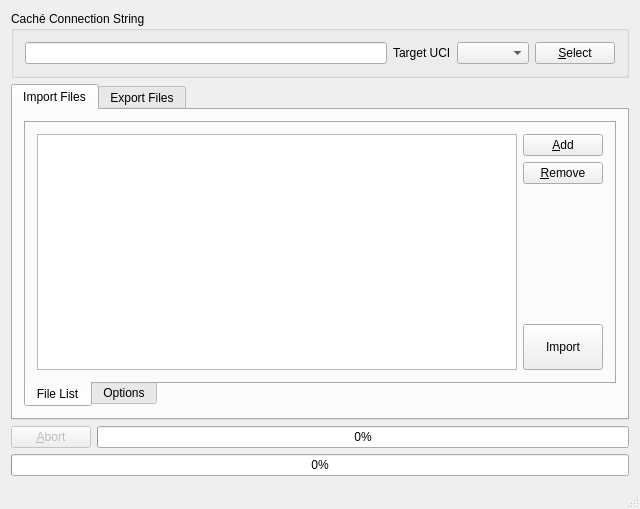
Qt form QtCacheTool/mainwindow.ui (entwickler42/QtCache) before a commit.
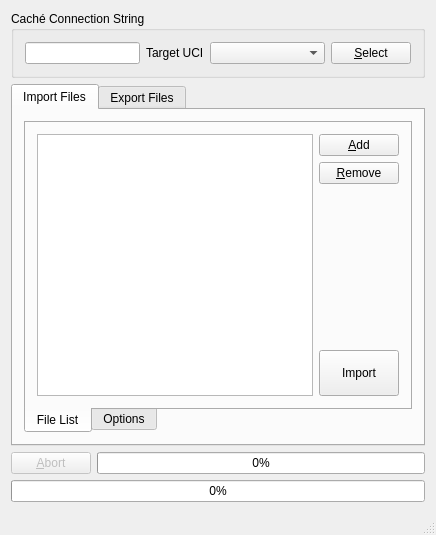
The same form after that commit. Icons and pictures are not drawn.

Commit message: Removed UI size constraints

Diff of the .ui file:
```diff
--- a/QtCacheTool/mainwindow.ui
+++ b/QtCacheTool/mainwindow.ui
@@ -6,8 +6,8 @@
    <rect>
     <x>0</x>
     <y>0</y>
-    <width>640</width>
-    <height>480</height>
+    <width>436</width>
+    <height>535</height>
    </rect>
   </property>
   <property name="windowTitle">
@@ -42,7 +42,14 @@
           </widget>
          </item>
          <item>
-          <widget class="QComboBox" name="targetUCI"/>
+          <widget class="QComboBox" name="targetUCI">
+           <property name="sizePolicy">
+            <sizepolicy hsizetype="MinimumExpanding" vsizetype="Fixed">
+             <horstretch>0</horstretch>
+             <verstretch>0</verstretch>
+            </sizepolicy>
+           </property>
+          </widget>
          </item>
          <item>
           <widget class="QPushButton" name="selectServer">
```
The commit also changes 1 other file.
